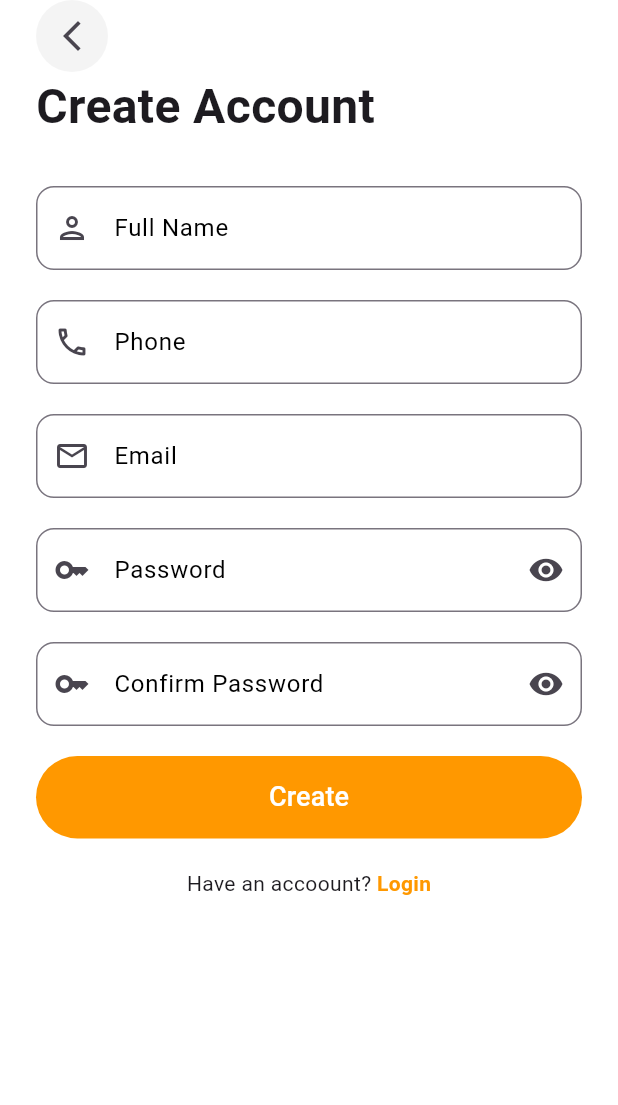
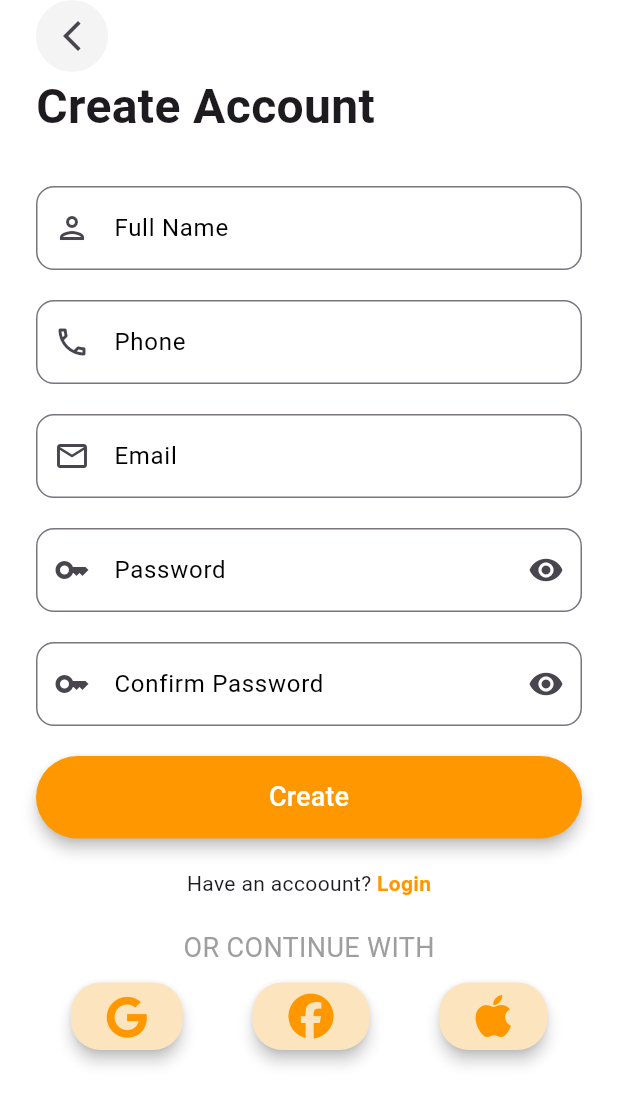
Before and after one commit to BinodLamichhane31/Hisab-Kitab-Flutter, a Flutter app: the screen it shows after launch, after a tap on "Login", after a tap on "Create One", on a phone screen of 412 x 824 dp. Shown: the top 1105 px of the screen. Run offline on Flutter 3.47's test engine with Material 3 defaults, Android fonts, the phone set to English and light mode, and no system bars; our stand-ins replace font_awesome_flutter.

Commit message:
Added continue with google, facebook and apple in signup page. Implemented basic admin login validation with success and error snackbar messages

```diff
--- /dev/null
+++ b/lib/view/dashboard_view.dart
@@ -0,0 +1,65 @@
+import 'package:flutter/material.dart';
+
+class DashboardView extends StatefulWidget {
+  const DashboardView({super.key});
+
+  @override
+  State<DashboardView> createState() => _DashboardViewState();
+}
+
+class _DashboardViewState extends State<DashboardView> {
+  @override
+  Widget build(BuildContext context) {
+    return Scaffold(
+      appBar: AppBar(
+        automaticallyImplyLeading: false,
+        backgroundColor: Colors.white,
+        elevation: 0,
+        toolbarHeight: 70,
+        title: Row(
+          mainAxisAlignment: MainAxisAlignment.spaceBetween,
+          children: [
+            // Hamburger Icon
+            Icon(Icons.menu, color: Colors.black),
+
+            // Business Name Dropdown
+            Container(
+              padding: EdgeInsets.symmetric(horizontal: 16, vertical: 8),
+              decoration: BoxDecoration(
+                color: Color(0xFFF5F5F5),
+                borderRadius: BorderRadius.circular(24),
+              ),
+              child: Row(
+                children: [
+                  Text(
+                    "Business Name",
+                    style: TextStyle(
+                      color: Colors.black,
+                      fontWeight: FontWeight.w500,
+                    ),
+                  ),
+                  SizedBox(width: 4),
+                  Icon(Icons.keyboard_arrow_down, color: Colors.black),
+                ],
+              ),
+            ),
+
+            // Notification Icon
+            Container(
+              decoration: BoxDecoration(
+                shape: BoxShape.circle,
+                color: Colors.orange,
+              ),
+              padding: EdgeInsets.all(10),
+              child: Icon(
+                Icons.notifications_none,
+                color: Colors.white,
+                size: 18,
+              ),
+            ),
+          ],
+        ),
+      ),
+    );
+  }
+}
--- a/lib/view/forgot_password_view.dart
+++ b/lib/view/forgot_password_view.dart
@@ -53,6 +53,7 @@ class _ForgotPasswordViewState extends State<ForgotPasswordView> {
                 width: double.infinity,
                 child: ElevatedButton(
                   style: ElevatedButton.styleFrom(
+                    elevation: 4,
                     backgroundColor: Colors.orange,
                   ),
                   onPressed: () {},
--- a/lib/view/login_view.dart
+++ b/lib/view/login_view.dart
@@ -1,5 +1,6 @@
 import 'package:flutter/material.dart';
 import 'package:font_awesome_flutter/font_awesome_flutter.dart';
+import 'package:hisab_kitab/view/dashboard_view.dart';
 import 'package:hisab_kitab/view/forgot_password_view.dart';
 import 'package:hisab_kitab/view/signup_view.dart';
 
@@ -37,24 +38,12 @@ class _LoginViewState extends State<LoginView> {
                 children: [
                   Image.asset('assets/logo/app_logo.png', height: 80),
                   const SizedBox(height: 40),
-                  RichText(
-                    text: const TextSpan(
-                      style: TextStyle(
-                        fontSize: 22,
-                        fontWeight: FontWeight.bold,
-                      ),
-                      children: [
-                        TextSpan(
-                          text: 'Login into Hisab',
-                          style: TextStyle(color: Colors.black),
-                        ),
-                        TextSpan(
-                          text: 'Kitab',
-                          style: TextStyle(color: Colors.orange),
-                        ),
-                      ],
-                    ),
+                  Text(
+                    "Welcome Back!",
+                    style: TextStyle(fontSize: 22, fontWeight: FontWeight.bold),
                   ),
+                  Text("Login to your account"),
+
                   const SizedBox(height: 30),
 
                   // Email Field
@@ -143,9 +132,33 @@ class _LoginViewState extends State<LoginView> {
                     child: ElevatedButton(
                       onPressed: () {
                         if (_formKey.currentState!.validate()) {
-                          // Proceed with login
-                          print("Email: ${_emailController.text}");
-                          print("Password: ${_passwordController.text}");
+                          String email = _emailController.text.trim();
+                          String password = _passwordController.text.trim();
+                          if (email == "admin@gmail.com" &&
+                              password == "admin123") {
+                            ScaffoldMessenger.of(context).showSnackBar(
+                              const SnackBar(
+                                content: Text("Login Successful"),
+                                behavior: SnackBarBehavior.floating,
+                                backgroundColor: Colors.green,
+                              ),
+                            );
+                            Navigator.push(
+                              context,
+                              MaterialPageRoute(
+                                builder: (context) => DashboardView(),
+                              ),
+                            );
+                          } else {
+                            ScaffoldMessenger.of(context).showSnackBar(
+                              const SnackBar(
+                                content: Text("Invalid credentials"),
+                                behavior: SnackBarBehavior.floating,
+                                backgroundColor: Colors.red,
+                                showCloseIcon: true,
+                              ),
+                            );
+                          }
                         }
                       },
                       style: ElevatedButton.styleFrom(
--- a/lib/view/signup_view.dart
+++ b/lib/view/signup_view.dart
@@ -1,4 +1,5 @@
 import 'package:flutter/material.dart';
+import 'package:font_awesome_flutter/font_awesome_flutter.dart';
 
 class SignupView extends StatefulWidget {
   const SignupView({super.key});
@@ -56,7 +57,6 @@ class _SignupViewState extends State<SignupView> {
                 TextFormField(
                   controller: _nameController,
                   decoration: InputDecoration(
-                    hintText: "Full Name",
                     labelText: "Full Name",
                     border: OutlineInputBorder(
                       borderRadius: BorderRadius.circular(12),
@@ -83,7 +83,6 @@ class _SignupViewState extends State<SignupView> {
                   controller: _phoneController,
                   decoration: InputDecoration(
                     labelText: "Phone",
-                    hintText: "Phone",
                     border: OutlineInputBorder(
                       borderRadius: BorderRadius.circular(12),
                     ),
@@ -111,7 +110,6 @@ class _SignupViewState extends State<SignupView> {
                   controller: _emailController,
                   decoration: InputDecoration(
                     labelText: "Email",
-                    hintText: "Email",
                     border: OutlineInputBorder(
                       borderRadius: BorderRadius.circular(12),
                     ),
@@ -140,7 +138,6 @@ class _SignupViewState extends State<SignupView> {
                   obscureText: passwordVisible,
                   decoration: InputDecoration(
                     labelText: "Password",
-                    hintText: "Password",
                     border: OutlineInputBorder(
                       borderRadius: BorderRadius.circular(12),
                     ),
@@ -181,7 +178,6 @@ class _SignupViewState extends State<SignupView> {
                   obscureText: confirmPasswordVisible,
                   decoration: InputDecoration(
                     labelText: "Confirm Password",
-                    hintText: "Confirm Password",
                     border: OutlineInputBorder(
                       borderRadius: BorderRadius.circular(12),
                     ),
@@ -229,7 +225,7 @@ class _SignupViewState extends State<SignupView> {
                     },
                     style: ElevatedButton.styleFrom(
                       backgroundColor: Colors.orange,
-                      elevation: 0,
+                      elevation: 4,
                       shape: RoundedRectangleBorder(
                         borderRadius: BorderRadius.circular(30),
                       ),
@@ -259,6 +255,91 @@ class _SignupViewState extends State<SignupView> {
                     ),
                   ],
                 ),
+                const SizedBox(height: 20),
+
+                Center(
+                  child: const Text(
+                    'OR CONTINUE WITH',
+
+                    style: TextStyle(color: Colors.grey, fontSize: 18),
+                  ),
+                ),
+                const SizedBox(height: 10),
+
+                Row(
+                  mainAxisAlignment: MainAxisAlignment.spaceAround,
+                  children: [
+                    SizedBox(
+                      height: 45,
+                      child: ElevatedButton(
+                        onPressed: () {},
+                        style: ElevatedButton.styleFrom(
+                          backgroundColor: const Color.fromARGB(
+                            255,
+                            252,
+                            229,
+                            190,
+                          ),
+                          elevation: 4,
+                          shape: RoundedRectangleBorder(
+                            borderRadius: BorderRadius.circular(20),
+                          ),
+                        ),
+                        child: FaIcon(
+                          FontAwesomeIcons.google,
+                          size: 28,
+                          color: Colors.orange,
+                        ),
+                      ),
+                    ),
+                    SizedBox(
+                      height: 45,
+                      child: ElevatedButton(
+                        onPressed: () {},
+                        style: ElevatedButton.styleFrom(
+                          backgroundColor: const Color.fromARGB(
+                            255,
+                            252,
+                            229,
+                            190,
+                          ),
+                          elevation: 4,
+                          shape: RoundedRectangleBorder(
+                            borderRadius: BorderRadius.circular(20),
+                          ),
+                        ),
+                        child: FaIcon(
+                          FontAwesomeIcons.facebook,
+                          size: 30,
+                          color: Colors.orange,
+                        ),
+                      ),
+                    ),
+                    SizedBox(
+                      height: 45,
+                      child: ElevatedButton(
+                        onPressed: () {},
+                        style: ElevatedButton.styleFrom(
+                          backgroundColor: const Color.fromARGB(
+                            255,
+                            252,
+                            229,
+                            190,
+                          ),
+                          elevation: 4,
+                          shape: RoundedRectangleBorder(
+                            borderRadius: BorderRadius.circular(20),
+                          ),
+                        ),
+                        child: FaIcon(
+                          FontAwesomeIcons.apple,
+                          size: 32,
+                          color: Colors.orange,
+                        ),
+                      ),
+                    ),
+                  ],
+                ),
               ],
             ),
           ),
```
